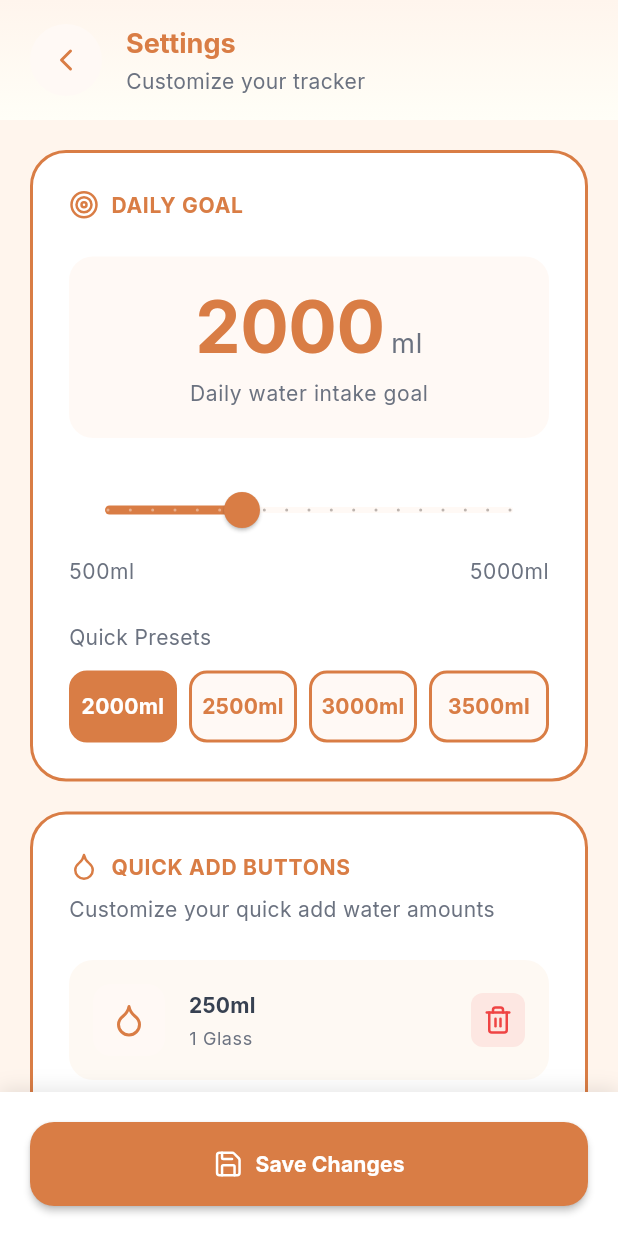
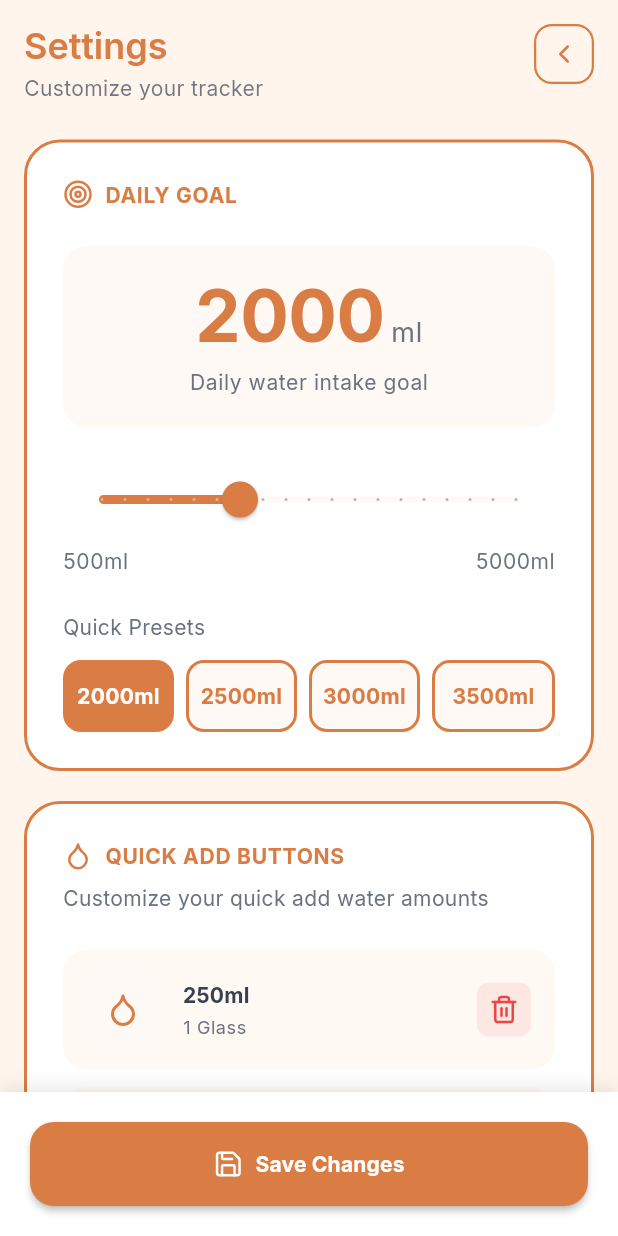
Before and after one commit to yigitalisonmez/me_hub, a Flutter app: the WaterPage widget shown alone on an empty page, opened directly, after a tap on an icon or button, on a phone screen of 412 x 824 dp. Run offline on Flutter 3.47's test engine with Material 3 defaults, Android fonts, the phone set to English and light mode, and no system bars; our stand-ins replace flutter_svg, google_fonts, hive, hive_flutter, lottie, lucide_icons_flutter and 2 more; accounts and stored records are empty; network calls fail.

Commit message:
add UI improvements and effects

```diff
--- a/lib/features/water/presentation/pages/water_page.dart
+++ b/lib/features/water/presentation/pages/water_page.dart
@@ -155,8 +155,33 @@ class _WaterPageState extends State<WaterPage> with TickerProviderStateMixin {
         GestureDetector(
           onTap: () async {
             final result = await Navigator.of(context).push(
-              MaterialPageRoute(
-                builder: (context) => const WaterSettingsPage(),
+              PageRouteBuilder(
+                pageBuilder: (context, animation, secondaryAnimation) =>
+                    const WaterSettingsPage(),
+                transitionsBuilder: (context, animation, secondaryAnimation, child) {
+                  const begin = Offset(1.0, 0.0);
+                  const end = Offset.zero;
+                  const curve = Curves.easeInOutCubic;
+
+                  var tween = Tween(begin: begin, end: end).chain(
+                    CurveTween(curve: curve),
+                  );
+
+                  var offsetAnimation = animation.drive(tween);
+                  var fadeAnimation = Tween(begin: 0.0, end: 1.0).chain(
+                    CurveTween(curve: curve),
+                  ).animate(animation);
+
+                  return SlideTransition(
+                    position: offsetAnimation,
+                    child: FadeTransition(
+                      opacity: fadeAnimation,
+                      child: child,
+                    ),
+                  );
+                },
+                transitionDuration: const Duration(milliseconds: 300),
+                reverseTransitionDuration: const Duration(milliseconds: 250),
               ),
             );
             // Reload settings if saved
--- a/lib/features/water/presentation/pages/water_settings_page.dart
+++ b/lib/features/water/presentation/pages/water_settings_page.dart
@@ -108,14 +108,15 @@ class _WaterSettingsPageState extends State<WaterSettingsPage> {
     return Scaffold(
       backgroundColor: AppColors.backgroundCream,
       body: SafeArea(
+        child: SingleChildScrollView(
+          padding: const EdgeInsets.symmetric(horizontal: 16),
           child: Column(
+            crossAxisAlignment: CrossAxisAlignment.start,
             children: [
+              const SizedBox(height: 16),
+              // Header
               _buildHeader(context),
-            Expanded(
-              child: SingleChildScrollView(
-                padding: const EdgeInsets.all(20),
-                child: Column(
-                  children: [
+              const SizedBox(height: 24),
               _buildDailyGoalCard(),
               const SizedBox(height: 20),
               _buildQuickAddButtonsCard(),
@@ -124,59 +125,51 @@ class _WaterSettingsPageState extends State<WaterSettingsPage> {
           ),
         ),
       ),
-          ],
-        ),
-      ),
       bottomNavigationBar: _buildSaveButton(),
     );
   }
 
   Widget _buildHeader(BuildContext context) {
-    return Container(
-      padding: const EdgeInsets.symmetric(horizontal: 20, vertical: 16),
-      decoration: const BoxDecoration(gradient: AppColors.backgroundGradient),
-      child: Row(
+    final theme = Theme.of(context);
+    return Row(
+      mainAxisAlignment: MainAxisAlignment.spaceBetween,
+      crossAxisAlignment: CrossAxisAlignment.start,
       children: [
-          GestureDetector(
-            onTap: () => Navigator.of(context).pop(),
-            child: Container(
-              width: 48,
-              height: 48,
-              decoration: BoxDecoration(
-                color: AppColors.secondaryCream,
-                shape: BoxShape.circle,
-              ),
-              child: const Icon(
-                LucideIcons.chevronLeft,
-                color: AppColors.primaryOrange,
-                size: 24,
-              ),
-            ),
-          ),
-          const SizedBox(width: 16),
-          Expanded(
-            child: Column(
+        Column(
           crossAxisAlignment: CrossAxisAlignment.start,
           children: [
             Text(
               'Settings',
-                  style: Theme.of(context).textTheme.headlineSmall?.copyWith(
+              style: theme.textTheme.displaySmall?.copyWith(
                 color: AppColors.primaryOrange,
-                    fontWeight: FontWeight.bold,
               ),
             ),
             const SizedBox(height: 4),
             Text(
               'Customize your tracker',
-                  style: Theme.of(
-                    context,
-                  ).textTheme.bodyMedium?.copyWith(color: AppColors.grey),
-                ),
-              ],
+              style: theme.textTheme.bodyMedium?.copyWith(
+                color: AppColors.darkGrey.withValues(alpha: 0.7),
               ),
             ),
           ],
         ),
+        GestureDetector(
+          onTap: () => Navigator.of(context).pop(),
+          child: Container(
+            width: 40,
+            height: 40,
+            decoration: BoxDecoration(
+              border: Border.all(color: AppColors.primaryOrange, width: 1.5),
+              borderRadius: BorderRadius.circular(12),
+            ),
+            child: const Icon(
+              LucideIcons.chevronLeft,
+              color: AppColors.primaryOrange,
+              size: 20,
+            ),
+          ),
+        ),
+      ],
     );
   }
 
```
Lines whose indentation alone changed are shown as unchanged.
